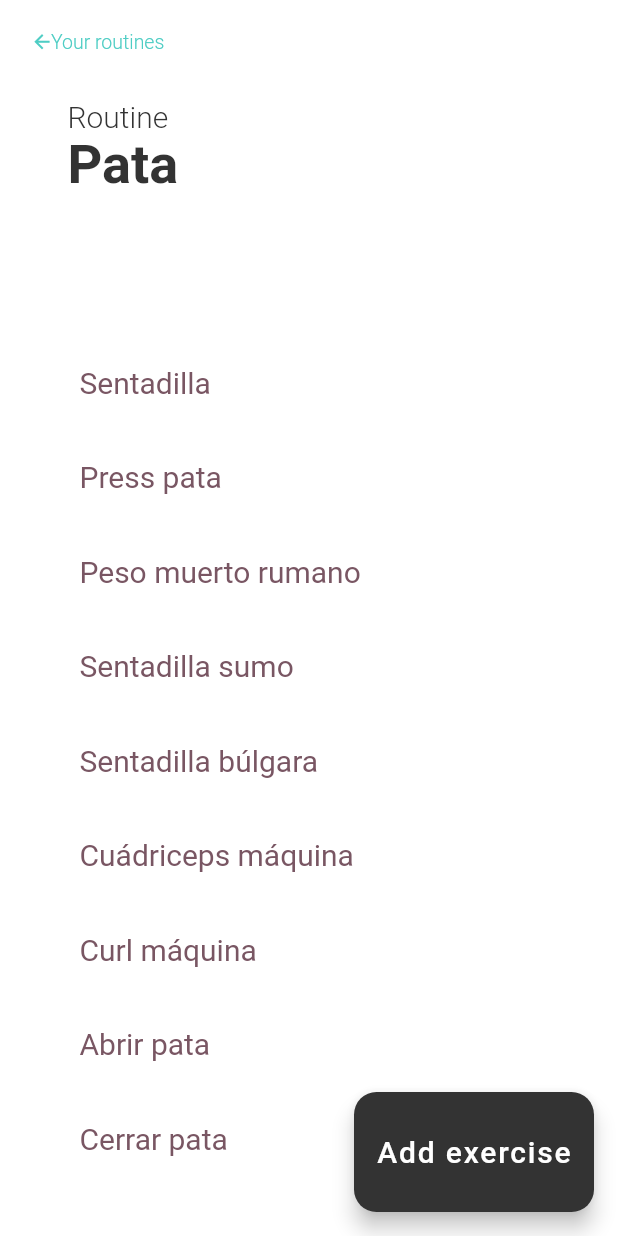
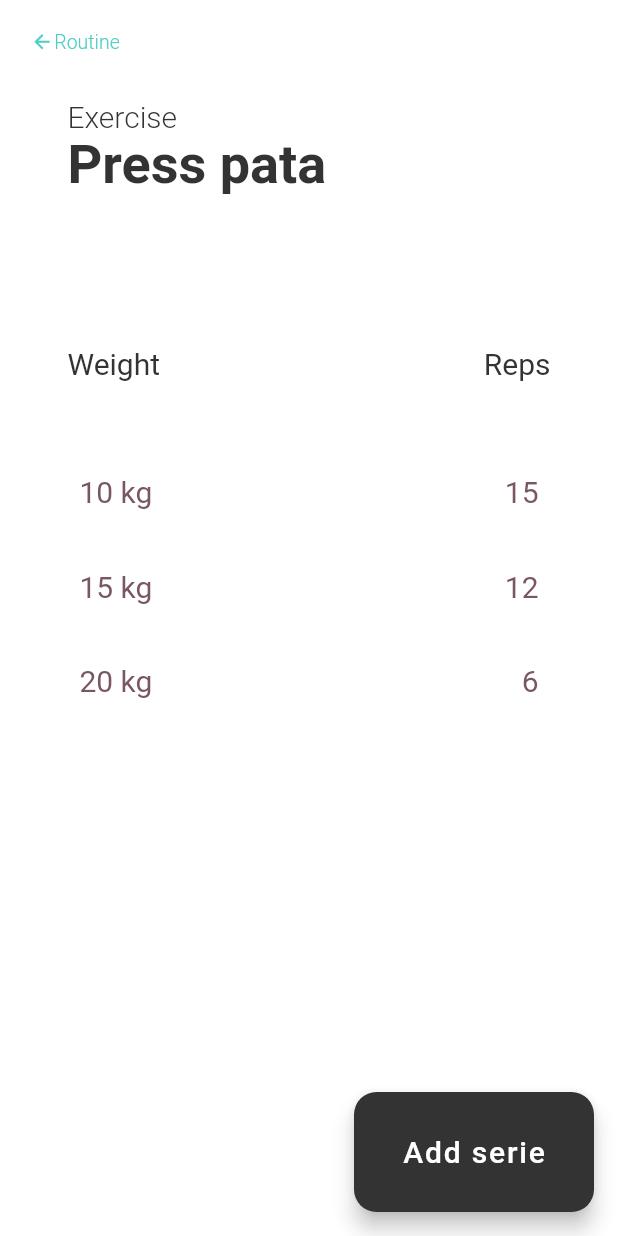
Before and after one commit to rogelio-wizeline/Mxnk, a Flutter app: the RoutineScreen screen opened directly, after a tap on "Sentadilla", on a phone screen of 412 x 824 dp. Run offline on Flutter 3.47's test engine with Material 2 defaults, Android fonts, the light colour scheme and no system bars; Roboto replaces fonts that are missing (Comfortaa).

Commit message:
5: Add Exercise screen. Remove build folder

```diff
--- a/mxnk_app/analysis_options.yaml
+++ b/mxnk_app/analysis_options.yaml
@@ -7,9 +7,9 @@
 
 # The following line activates a set of recommended lints for Flutter apps,
 # packages, and plugins designed to encourage good coding practices.
-include: package:flutter_lints/flutter.yaml
+# include: package:flutter_lints/flutter.yaml
 
-linter:
+# linter:
   # The lint rules applied to this project can be customized in the
   # section below to disable rules from the `package:flutter_lints/flutter.yaml`
   # included above or to enable additional rules. A list of all available lints
@@ -21,7 +21,7 @@ linter:
   # or a specific dart file by using the `// ignore: name_of_lint` and
   # `// ignore_for_file: name_of_lint` syntax on the line or in the file
   # producing the lint.
-  rules:
+  # rules:
     # avoid_print: false  # Uncomment to disable the `avoid_print` rule
     # prefer_single_quotes: true  # Uncomment to enable the `prefer_single_quotes` rule
 
--- /dev/null
+++ b/mxnk_app/lib/ui/screens/exercise_screen.dart
@@ -0,0 +1,136 @@
+// ignore_for_file: prefer_const_constructors
+
+import 'package:flutter/material.dart';
+import 'package:mxnk_app/ui/util/constants.dart';
+
+class ExerciseScreen extends StatefulWidget {
+  const ExerciseScreen({Key? key}) : super(key: key);
+
+  @override
+  State<ExerciseScreen> createState() => _seriescreenState();
+}
+
+class _seriescreenState extends State<ExerciseScreen> {
+  List<Map<String, String>> _series = [];
+
+  @override
+  void initState() {
+    // TODO: fetch exercise list from Firebase
+    // TODO: use models
+    _series = [
+      {"weight": "10", "unit": "kg", "reps": "15"},
+      {"weight": "15", "unit": "kg", "reps": "12"},
+      {"weight": "20", "unit": "kg", "reps": "6"},
+    ];
+    super.initState();
+  }
+
+  @override
+  Widget build(BuildContext context) {
+    return Scaffold(
+        appBar: AppBar(
+          title: TextButton(
+            // TODO: instead of 'Routine', display the name of the selected routine
+            child: Text(
+              'Routine',
+              style: TextStyle(
+                  fontWeight: FontWeight.w300,
+                  fontSize: 13,
+                  color: MxnkColors.mediumTurquoise),
+            ),
+            onPressed: () {
+              Navigator.of(context).pop();
+            },
+          ),
+        ),
+        body: SafeArea(
+          child: Container(
+            padding: EdgeInsets.symmetric(horizontal: 45, vertical: 10),
+            child: ListView(
+              children: [
+                Text(
+                  'Exercise',
+                  style: TextStyle(fontWeight: FontWeight.w300, fontSize: 20),
+                ),
+                Text(
+                  'Press pata',
+                  style: TextStyle(fontWeight: FontWeight.w700, fontSize: 36),
+                ),
+                SizedBox(height: 100),
+                Row(
+                  mainAxisAlignment: MainAxisAlignment.spaceBetween,
+                  children: [
+                    Text(
+                      "Weight",
+                      style: TextStyle(
+                          fontWeight: FontWeight.w400,
+                          fontSize: 20,
+                          color: MxnkColors.jet),
+                    ),
+                    Text(
+                      "Reps",
+                      style: TextStyle(
+                          fontWeight: FontWeight.w400,
+                          fontSize: 20,
+                          color: MxnkColors.jet),
+                    ),
+                  ],
+                ),
+                SizedBox(height: 50),
+                _seriesList(),
+              ],
+            ),
+          ),
+        ),
+        floatingActionButton: Container(
+          height: 80,
+          width: 160,
+          child: FloatingActionButton(
+            onPressed: () {},
+            // onPressed: () {
+            // TODO: bottomSheet selectors to add serie
+            // },
+            child: Text(
+              'Add serie',
+              style: TextStyle(fontSize: 20),
+            ),
+            shape: RoundedRectangleBorder(
+                borderRadius: BorderRadius.all(Radius.circular(15))),
+          ),
+        ),
+        floatingActionButtonLocation: FloatingActionButtonLocation.endFloat);
+  }
+
+  Widget _seriesList() {
+    return Column(
+      crossAxisAlignment: CrossAxisAlignment.start,
+      children: _series.map((Map<String, String> serie) {
+        return Column(
+          children: [
+            TextButton(
+                onPressed: () {},
+                // onPressed: () {
+                // TODO: bottomSheet selectors for editing
+                // },
+                child: Row(
+                  mainAxisAlignment: MainAxisAlignment.spaceBetween,
+                  children: [
+                    Text(
+                      "${serie["weight"]} ${serie["unit"]}",
+                      style:
+                          TextStyle(fontSize: 20, fontWeight: FontWeight.w400),
+                    ),
+                    Text(
+                      serie["reps"] ?? '',
+                      style:
+                          TextStyle(fontSize: 20, fontWeight: FontWeight.w400),
+                    ),
+                  ],
+                )),
+            SizedBox(height: 15),
+          ],
+        );
+      }).toList(),
+    );
+  }
+}
--- a/mxnk_app/lib/ui/screens/routine_screen.dart
+++ b/mxnk_app/lib/ui/screens/routine_screen.dart
@@ -1,6 +1,7 @@
 // ignore_for_file: prefer_const_constructors
 
 import 'package:flutter/material.dart';
+import 'package:mxnk_app/ui/screens/exercise_screen.dart';
 import 'package:mxnk_app/ui/util/constants.dart';
 
 class RoutineScreen extends StatefulWidget {
@@ -56,7 +57,7 @@ class _RoutineScreenState extends State<RoutineScreen> {
                   style: TextStyle(fontWeight: FontWeight.w700, fontSize: 36),
                 ),
                 SizedBox(height: 100),
-                _my_exercises_list(),
+                _exercisesList(),
               ],
             ),
           ),
@@ -85,22 +86,20 @@ class _RoutineScreenState extends State<RoutineScreen> {
         floatingActionButtonLocation: FloatingActionButtonLocation.endFloat);
   }
 
-  Widget _my_exercises_list() {
+  Widget _exercisesList() {
     return Column(
       crossAxisAlignment: CrossAxisAlignment.start,
       children: _exercises.map((Map<String, String> exercise) {
         return Column(
           children: [
             TextButton(
-                onPressed: () {},
-                // TODO: build RoutineScreen
-                // onPressed: () {
-                //   Navigator.of(context).push(
-                //     MaterialPageRoute(
-                //       builder: (BuildContext context) => ExerciseScreen()
-                //     ),
-                //   );
-                // },
+                onPressed: () {
+                  Navigator.of(context).push(
+                    MaterialPageRoute(
+                      builder: (BuildContext context) => ExerciseScreen()
+                    ),
+                  );
+                },
                 child: Text(
                   exercise["name"] ?? '',
                   style: TextStyle(fontSize: 20, fontWeight: FontWeight.w400),
```
Also changed, not shown: 158 other files.
